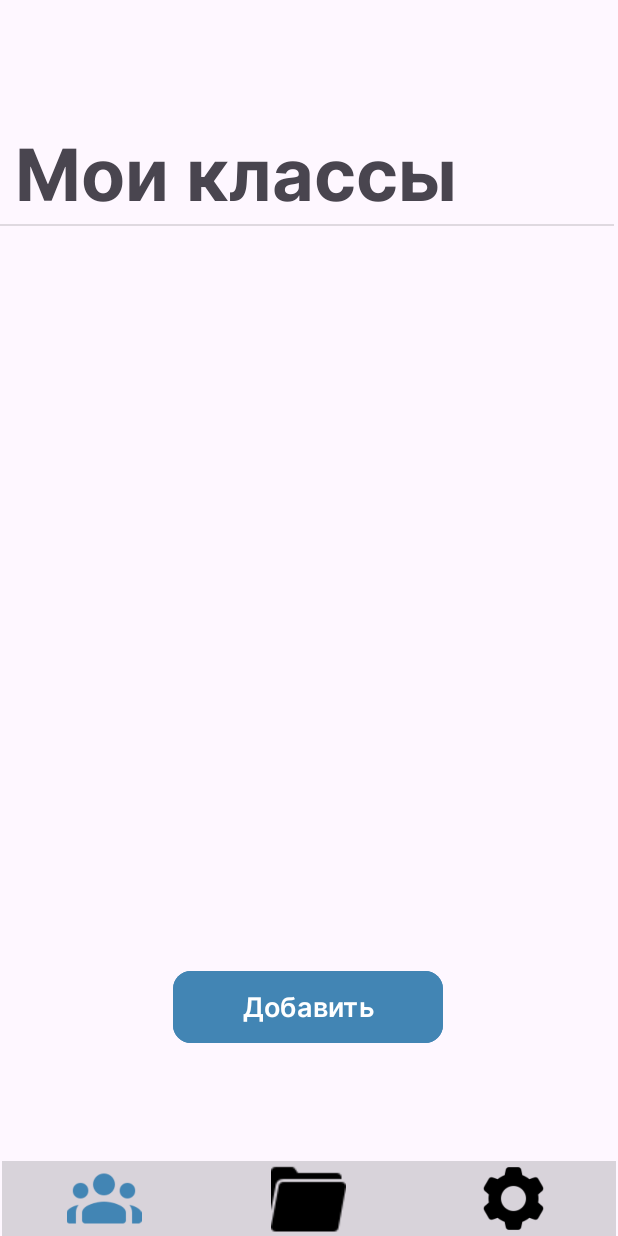
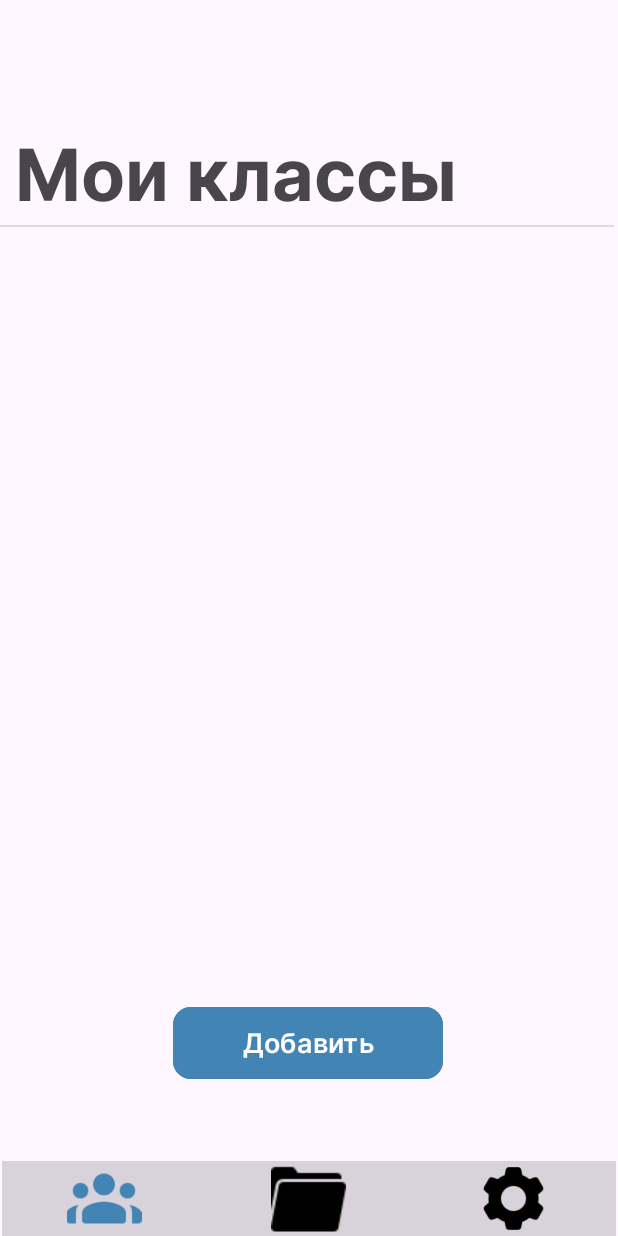
Before and after one commit to marcuryyy/EduVisionApp, an Android app: the MyClasses screen opened directly, with no data from a screen before it, on a phone screen of 412 x 824 dp. Run offline under Robolectric (Android 15) with nearby library versions, the phone set to English and light mode, and no system bars.

Commit message:
fix layouts and button on cameraview

```diff
--- a/app/src/main/java/com/example/testproject/CheckQuestionActivity.kt
+++ b/app/src/main/java/com/example/testproject/CheckQuestionActivity.kt
@@ -82,6 +82,7 @@ class CheckQuestionActivity : AppCompatActivity() {
             prev_button.visibility = View.VISIBLE
         }
         else{
+            results_button.visibility = View.VISIBLE
             questionList += db_tests.getTestText(test_id.toString())
             right_answers = db_tests.getTestRightAnswer(test_id.toString())
         }
--- a/app/src/main/java/com/example/testproject/ClassInfoPage.kt
+++ b/app/src/main/java/com/example/testproject/ClassInfoPage.kt
@@ -30,13 +30,15 @@ class ClassInfoPage : BaseActivity() {
         list_view.layoutManager = LinearLayoutManager(this)
         val adapter = StudentAdapter(class_students, this)
         list_view.adapter = adapter
-
         button.setOnClickListener{
             val db = DBstudent(this, null)
             val student_name: String = student_name_label.text.toString().trim()
             val student_id: String = student_id_label.text.toString().trim().trimStart('0')
             if(db.findStudent(class_id, student_id)){
                 Toast.makeText(this, "Такой ученик либо id уже существует!", Toast.LENGTH_SHORT).show()
+            }
+            else if(student_name == "" || student_id == ""){
+                Toast.makeText(this, "Данные ученика не до конца заполнены!", Toast.LENGTH_SHORT).show()
             }
             else {
                 db.addStudent(
--- a/app/src/main/res/layout/activity_class_info.xml
+++ b/app/src/main/res/layout/activity_class_info.xml
@@ -69,7 +69,7 @@
         app:layout_constraintStart_toStartOf="parent"
         app:layout_constraintTop_toBottomOf="@+id/class_title"
         app:layout_constraintVertical_bias="0.0"
-        app:layout_constraintHeight_percent="0.6"/>
+        app:layout_constraintHeight_percent="0.65"/>
 
     <TextView
         android:id="@+id/class_title"
--- a/app/src/main/res/layout/activity_my_classes.xml
+++ b/app/src/main/res/layout/activity_my_classes.xml
@@ -29,12 +29,13 @@
     <androidx.recyclerview.widget.RecyclerView
         android:id="@+id/ClassList"
         android:layout_width="match_parent"
-        android:layout_height="400dp"
+        android:layout_height="0dp"
         android:background="@drawable/listview"
         app:layout_constraintBottom_toBottomOf="parent"
         app:layout_constraintEnd_toEndOf="parent"
         app:layout_constraintTop_toBottomOf="@+id/ClassPageLabel"
-        app:layout_constraintVertical_bias="0.0" />
+        app:layout_constraintVertical_bias="0.0"
+        app:layout_constraintHeight_percent="0.55"/>
 
     <LinearLayout
         android:id="@+id/linearLayout2"
--- a/app/src/main/res/layout/activity_my_folders.xml
+++ b/app/src/main/res/layout/activity_my_folders.xml
@@ -32,14 +32,15 @@
     <androidx.recyclerview.widget.RecyclerView
         android:id="@+id/my_folders_list"
         android:layout_width="match_parent"
-        android:layout_height="400dp"
+        android:layout_height="0dp"
         android:background="@drawable/listview"
         app:layout_constraintBottom_toBottomOf="parent"
         app:layout_constraintEnd_toEndOf="parent"
         app:layout_constraintHorizontal_bias="1.0"
         app:layout_constraintStart_toStartOf="parent"
         app:layout_constraintTop_toBottomOf="@+id/my_folders_label"
-        app:layout_constraintVertical_bias="0.0" />
+        app:layout_constraintVertical_bias="0.0"
+        app:layout_constraintHeight_percent="0.5"/>
 
     <ImageButton
         android:id="@+id/add_folder_button"
--- a/app/src/main/res/layout/activity_my_tests.xml
+++ b/app/src/main/res/layout/activity_my_tests.xml
@@ -32,14 +32,15 @@
     <androidx.recyclerview.widget.RecyclerView
         android:id="@+id/my_tests_list"
         android:layout_width="match_parent"
-        android:layout_height="400dp"
+        android:layout_height="0dp"
         android:background="@drawable/listview"
         app:layout_constraintBottom_toBottomOf="parent"
         app:layout_constraintEnd_toEndOf="parent"
         app:layout_constraintHorizontal_bias="1.0"
         app:layout_constraintStart_toStartOf="parent"
         app:layout_constraintTop_toBottomOf="@+id/my_tests_label"
-        app:layout_constraintVertical_bias="0.002" />
+        app:layout_constraintVertical_bias="0.002"
+        app:layout_constraintHeight_percent="0.5"/>
 
     <ImageButton
         android:id="@+id/add_test_button"
```
